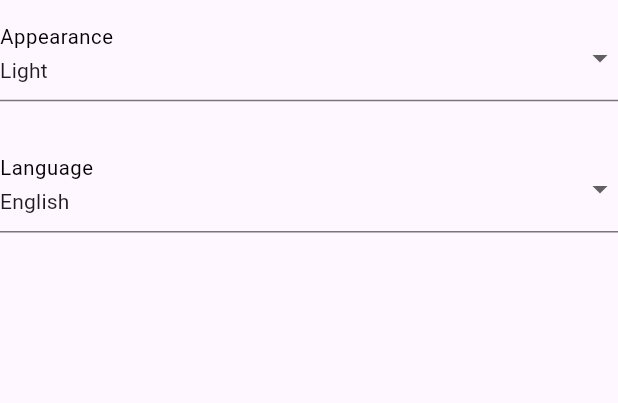
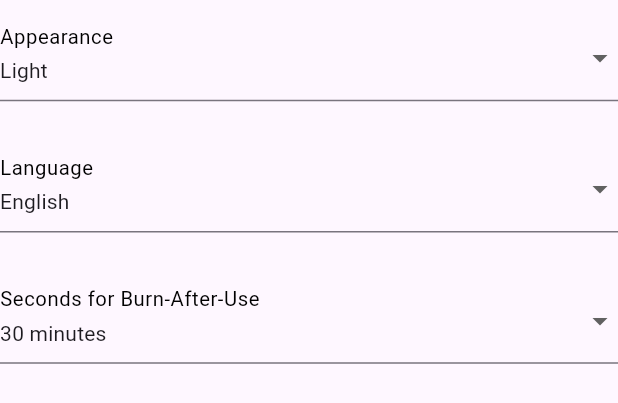
Before and after one commit to VictorZhang2014/toutcas, a Flutter app: the SettingsForGeneralPanel widget shown alone on an empty page, opened directly, on a phone screen of 412 x 824 dp. Shown: the top 403 px of the screen. Run offline on Flutter 3.47's test engine with Material 3 defaults, Android fonts, the phone set to English and light mode, and no system bars; our stand-ins replace cached_network_image, dio, file_picker, shared_preferences; missing offline and left inert: flutter_inappwebview, gpt_markdown, window_manager; accounts and stored records are empty.

Commit message:
add: burned after use when the timer is over

```diff
--- a/lib/src/views/settings_view.dart
+++ b/lib/src/views/settings_view.dart
@@ -195,6 +195,7 @@ class SettingsForGeneralPanel extends StatefulWidget {
 class _SettingsForGeneralPanelState extends State<SettingsForGeneralPanel> {
 
   final List<String> appearanceList = ['System', 'Light', 'Dark'];
+  final List<int> burnedSecondsList = [30, 60, 120];
 
   @override
   void initState() {
@@ -246,6 +247,26 @@ class _SettingsForGeneralPanelState extends State<SettingsForGeneralPanel> {
                 }).toList(),
                 decoration: InputDecoration(
                   labelText: AppLocalizations.of(context)!.language,
+                  labelStyle: TextStyle(fontSize: 18, color: Colors.black),
+                ),
+                isExpanded: true,
+              ),
+              SizedBox(height: 30),
+              DropdownButtonFormField<String>(
+                initialValue: "${settings.burnedSeconds}",
+                onChanged: (String? newValue) {
+                  final s = int.parse(newValue ?? "30");
+                  settings.changeBurnedSeconds(s);
+                },
+                items: burnedSecondsList
+                    .map<DropdownMenuItem<String>>((int value) {
+                  return DropdownMenuItem<String>(
+                    value: value.toString(),
+                    child: Text("$value minutes", style: TextStyle(fontSize: 14, fontWeight: FontWeight.normal)),
+                  );
+                }).toList(),
+                decoration: InputDecoration(
+                  labelText: "Seconds for Burn-After-Use",
                   labelStyle: TextStyle(fontSize: 18, color: Colors.black),
                 ),
                 isExpanded: true,
```
Also changed, not shown: lib/src/states/basic_config.dart (+9 -0 lines), lib/src/views/home_view.dart (+10 -1 lines), lib/src/views/llm_chatview.dart (+87 -2 lines).
